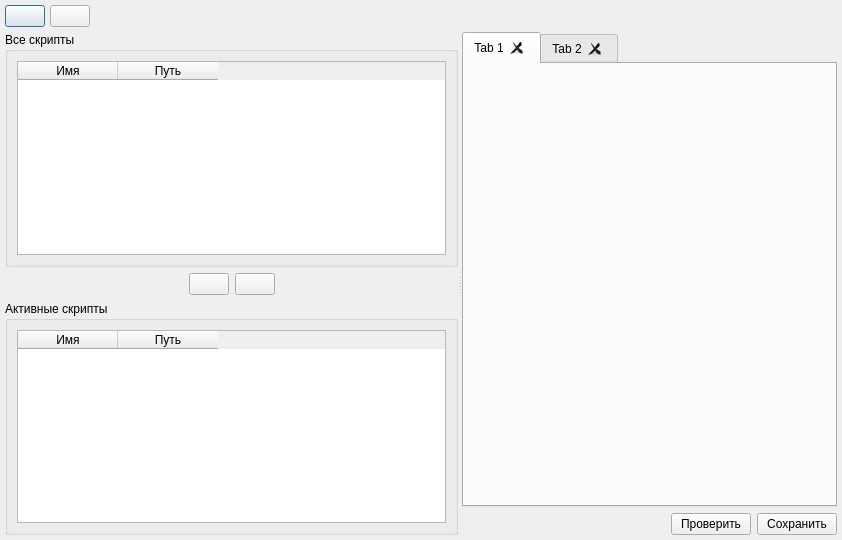
The window that src/SVScriptPanel/forms/scriptPanel.ui (Tyill/SVisual) describes before a commit, drawn with Qt 5.
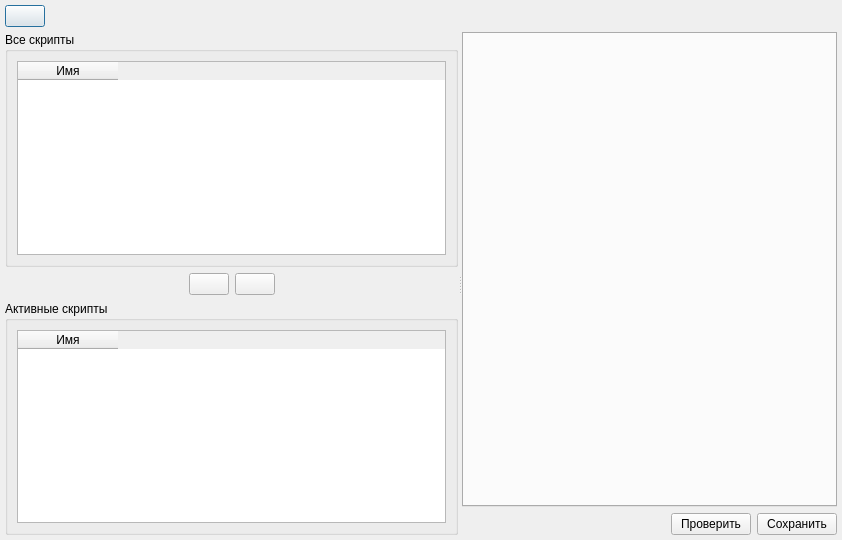
The same window after the commit. Icons and pictures are not drawn.

Commit message: SVScript -develop

The edit to the form file:
```diff
--- a/src/SVScriptPanel/forms/scriptPanel.ui
+++ b/src/SVScriptPanel/forms/scriptPanel.ui
@@ -51,23 +51,6 @@
        </property>
       </widget>
      </item>
-     <item>
-      <widget class="QPushButton" name="btnOpen">
-       <property name="text">
-        <string/>
-       </property>
-       <property name="icon">
-        <iconset resource="../resources/svscriptresource.qrc">
-         <normaloff>:/SVScript/images/open.png</normaloff>:/SVScript/images/open.png</iconset>
-       </property>
-       <property name="iconSize">
-        <size>
-         <width>30</width>
-         <height>30</height>
-        </size>
-       </property>
-      </widget>
-     </item>
      <item>
       <spacer name="horizontalSpacer_4">
        <property name="orientation">
@@ -103,11 +86,6 @@
               <string>Имя</string>
              </property>
             </column>
-            <column>
-             <property name="text">
-              <string>Путь</string>
-             </property>
-            </column>
            </widget>
           </item>
          </layout>
@@ -190,11 +168,6 @@
               <string>Имя</string>
              </property>
             </column>
-            <column>
-             <property name="text">
-              <string>Путь</string>
-             </property>
-            </column>
            </widget>
           </item>
          </layout>
@@ -221,16 +194,6 @@
          <property name="tabBarAutoHide">
           <bool>false</bool>
          </property>
-         <widget class="QWidget" name="tab">
-          <attribute name="title">
-           <string>Tab 1</string>
-          </attribute>
-         </widget>
-         <widget class="QWidget" name="tab_2">
-          <attribute name="title">
-           <string>Tab 2</string>
-          </attribute>
-         </widget>
         </widget>
        </item>
        <item>
```
Left out of the diff: 2 changed lines with no effect on the pictures. The commit also changes 12 other files.
